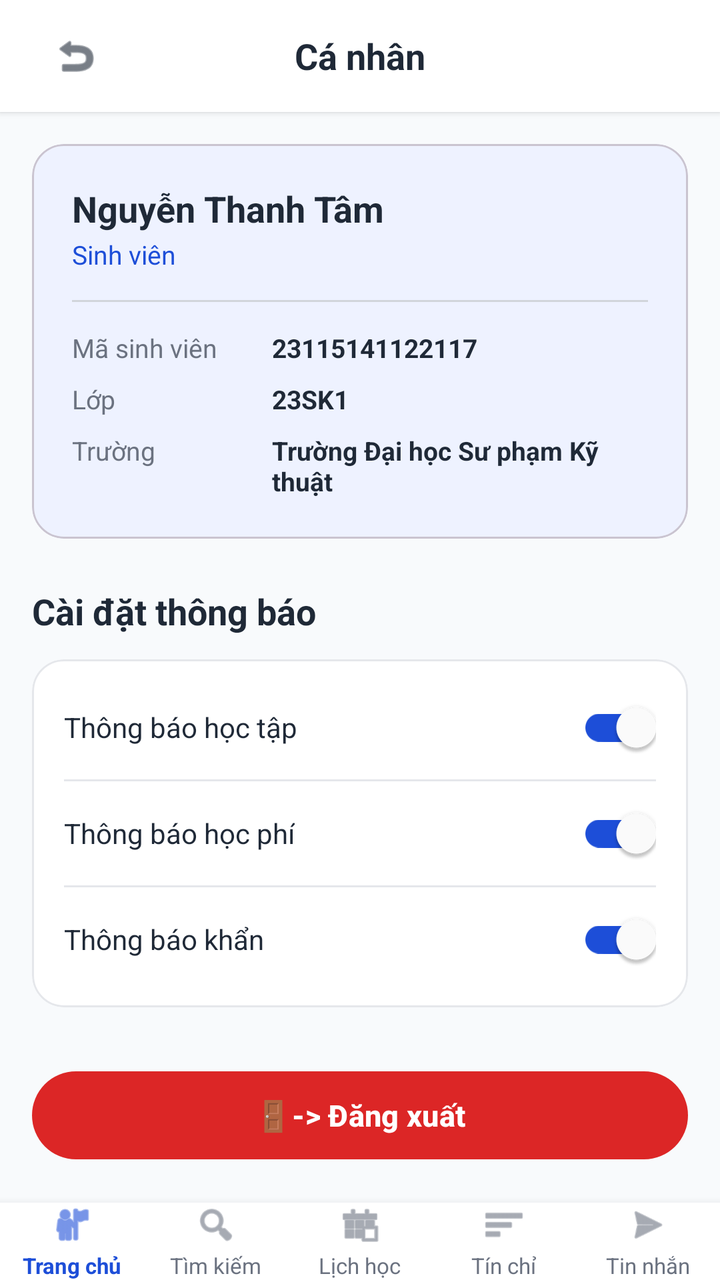
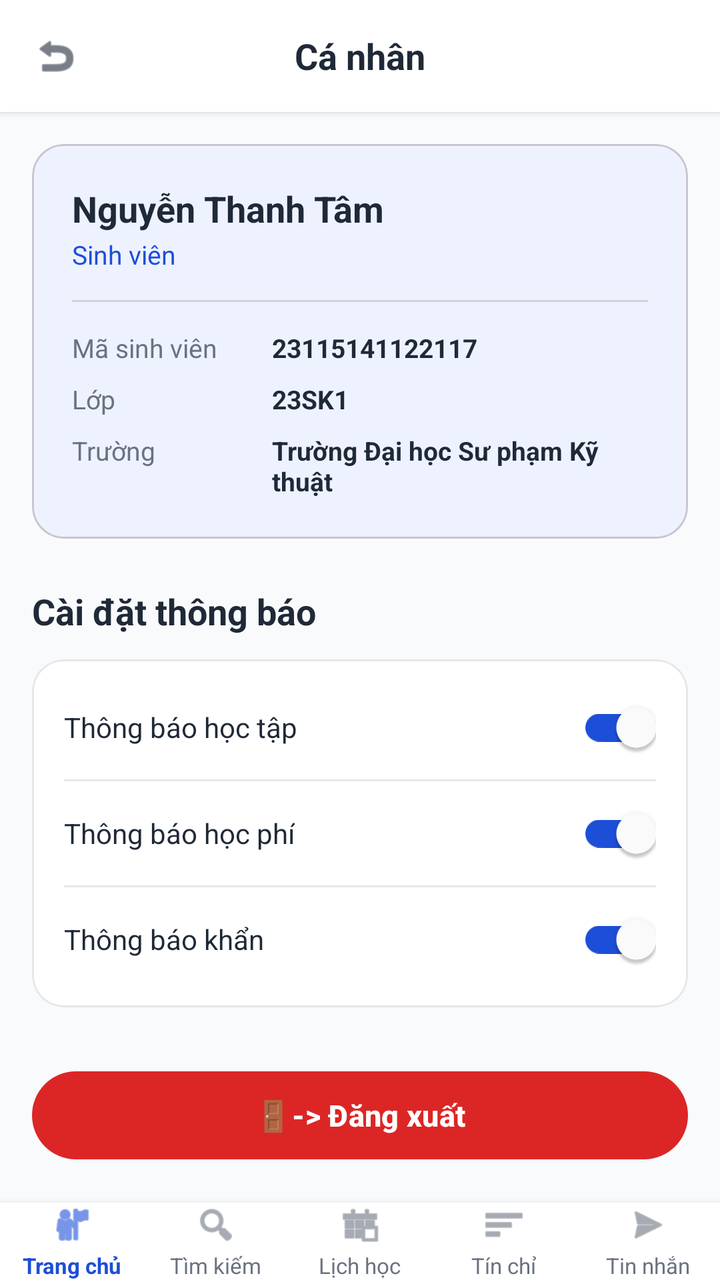

An Android layout rendered at two revisions. The XML below is the earlier revision; the diff shows what the commit changed to produce the second picture.
<!-- AndroidManifest.xml: application theme Theme.XayDung -->
<!-- res/layout/activity_ca_nhan.xml -->
<?xml version="1.0" encoding="utf-8"?>
<RelativeLayout xmlns:android="http://schemas.android.com/apk/res/android"
    xmlns:app="http://schemas.android.com/apk/res-auto"
    android:layout_width="match_parent"
    android:layout_height="match_parent"
    android:background="@color/figma_bg">

    
    <RelativeLayout
        android:id="@+id/headerToolbar"
        android:layout_width="match_parent"
        android:layout_height="56dp"
        android:paddingHorizontal="16dp"
        android:background="@color/white"
        android:elevation="2dp">

        <ImageView
            android:id="@+id/btnBack"
            android:layout_width="44dp"
            android:layout_height="44dp"
            android:layout_centerVertical="true"
            android:padding="10dp"
            android:clickable="true"
            android:focusable="true"
            android:background="?attr/selectableItemBackgroundBorderless"
            android:src="@android:drawable/ic_menu_revert"
            android:contentDescription="Back"
            app:tint="@color/figma_text_primary" />

        <TextView
            android:layout_width="wrap_content"
            android:layout_height="wrap_content"
            android:layout_centerInParent="true"
            android:text="Cá nhân"
            android:textColor="@color/figma_text_primary"
            android:textSize="18sp"
            android:textStyle="bold" />
    </RelativeLayout>

    <ScrollView
        android:layout_width="match_parent"
        android:layout_height="match_parent"
        android:layout_below="@id/headerToolbar"
        android:layout_above="@id/bottomNavigation"
        android:fillViewport="true">

        <LinearLayout
            android:layout_width="match_parent"
            android:layout_height="wrap_content"
            android:orientation="vertical"
            android:padding="16dp">

            
            <com.google.android.material.card.MaterialCardView
                android:layout_width="match_parent"
                android:layout_height="wrap_content"
                android:layout_marginBottom="24dp"
                app:cardCornerRadius="16dp"
                app:cardElevation="0dp"
                app:cardBackgroundColor="@color/figma_blue_light">

                <LinearLayout
                    android:layout_width="match_parent"
                    android:layout_height="wrap_content"
                    android:orientation="vertical"
                    android:padding="20dp">

                    <TextView
                        android:id="@+id/tvProfileName"
                        android:layout_width="wrap_content"
                        android:layout_height="wrap_content"
                        android:text="Nguyễn Thanh Tâm"
                        android:textColor="@color/figma_text_primary"
                        android:textSize="18sp"
                        android:textStyle="bold" />

                    <TextView
                        android:layout_width="wrap_content"
                        android:layout_height="wrap_content"
                        android:layout_marginTop="2dp"
                        android:text="Sinh viên"
                        android:textColor="@color/figma_blue"
                        android:textSize="13sp" />

                    <View
                        android:layout_width="match_parent"
                        android:layout_height="1dp"
                        android:layout_marginVertical="14dp"
                        android:background="#D1D5DB" />

                    <LinearLayout
                        android:layout_width="match_parent"
                        android:layout_height="wrap_content"
                        android:orientation="horizontal"
                        android:layout_marginBottom="8dp">

                        <TextView
                            android:layout_width="100dp"
                            android:layout_height="wrap_content"
                            android:text="Mã sinh viên"
                            android:textColor="@color/figma_text_secondary"
                            android:textSize="13sp" />

                        <TextView
                            android:id="@+id/tvProfileStudentId"
                            android:layout_width="wrap_content"
                            android:layout_height="wrap_content"
                            android:text="23115141122117"
                            android:textColor="@color/figma_text_primary"
                            android:textSize="13sp"
                            android:textStyle="bold" />
                    </LinearLayout>

                    <LinearLayout
                        android:layout_width="match_parent"
                        android:layout_height="wrap_content"
                        android:orientation="horizontal"
                        android:layout_marginBottom="8dp">

                        <TextView
                            android:layout_width="100dp"
                            android:layout_height="wrap_content"
                            android:text="Lớp"
                            android:textColor="@color/figma_text_secondary"
                            android:textSize="13sp" />

                        <TextView
                            android:layout_width="wrap_content"
                            android:layout_height="wrap_content"
                            android:text="23SK1"
                            android:textColor="@color/figma_text_primary"
                            android:textSize="13sp"
                            android:textStyle="bold" />
                    </LinearLayout>

                    <LinearLayout
                        android:layout_width="match_parent"
                        android:layout_height="wrap_content"
                        android:orientation="horizontal">

                        <TextView
                            android:layout_width="100dp"
                            android:layout_height="wrap_content"
                            android:text="Trường"
                            android:textColor="@color/figma_text_secondary"
                            android:textSize="13sp" />

                        <TextView
                            android:layout_width="wrap_content"
                            android:layout_height="wrap_content"
                            android:text="Trường Đại học Sư phạm Kỹ thuật"
                            android:textColor="@color/figma_text_primary"
                            android:textSize="13sp"
                            android:textStyle="bold" />
                    </LinearLayout>

                </LinearLayout>
            </com.google.android.material.card.MaterialCardView>

            
            <TextView
                android:layout_width="wrap_content"
                android:layout_height="wrap_content"
                android:layout_marginBottom="12dp"
                android:text="Cài đặt thông báo"
                android:textColor="@color/figma_text_primary"
                android:textSize="18sp"
                android:textStyle="bold" />

            
            <com.google.android.material.card.MaterialCardView
                android:layout_width="match_parent"
                android:layout_height="wrap_content"
                android:layout_marginBottom="28dp"
                app:cardCornerRadius="16dp"
                app:cardElevation="0dp"
                app:cardBackgroundColor="@color/white"
                app:strokeColor="@color/figma_card_border"
                app:strokeWidth="1dp">

                <LinearLayout
                    android:layout_width="match_parent"
                    android:layout_height="wrap_content"
                    android:orientation="vertical"
                    android:paddingHorizontal="16dp"
                    android:paddingVertical="8dp">

                    <RelativeLayout
                        android:layout_width="match_parent"
                        android:layout_height="52dp">

                        <TextView
                            android:layout_width="wrap_content"
                            android:layout_height="wrap_content"
                            android:layout_centerVertical="true"
                            android:text="Thông báo học tập"
                            android:textColor="@color/figma_text_primary"
                            android:textSize="14sp" />

                        <com.google.android.material.switchmaterial.SwitchMaterial
                            android:layout_width="wrap_content"
                            android:layout_height="wrap_content"
                            android:layout_alignParentEnd="true"
                            android:layout_centerVertical="true"
                            android:checked="true"
                            app:thumbTint="@color/white"
                            app:trackTint="@color/figma_blue" />
                    </RelativeLayout>

                    <View
                        android:layout_width="match_parent"
                        android:layout_height="1dp"
                        android:background="@color/figma_card_border" />

                    <RelativeLayout
                        android:layout_width="match_parent"
                        android:layout_height="52dp">

                        <TextView
                            android:layout_width="wrap_content"
                            android:layout_height="wrap_content"
                            android:layout_centerVertical="true"
                            android:text="Thông báo học phí"
                            android:textColor="@color/figma_text_primary"
                            android:textSize="14sp" />

                        <com.google.android.material.switchmaterial.SwitchMaterial
                            android:layout_width="wrap_content"
                            android:layout_height="wrap_content"
                            android:layout_alignParentEnd="true"
                            android:layout_centerVertical="true"
                            android:checked="true"
                            app:thumbTint="@color/white"
                            app:trackTint="@color/figma_blue" />
                    </RelativeLayout>

                    <View
                        android:layout_width="match_parent"
                        android:layout_height="1dp"
                        android:background="@color/figma_card_border" />

                    <RelativeLayout
                        android:layout_width="match_parent"
                        android:layout_height="52dp">

                        <TextView
                            android:layout_width="wrap_content"
                            android:layout_height="wrap_content"
                            android:layout_centerVertical="true"
                            android:text="Thông báo khẩn"
                            android:textColor="@color/figma_text_primary"
                            android:textSize="14sp" />

                        <com.google.android.material.switchmaterial.SwitchMaterial
                            android:layout_width="wrap_content"
                            android:layout_height="wrap_content"
                            android:layout_alignParentEnd="true"
                            android:layout_centerVertical="true"
                            android:checked="true"
                            app:thumbTint="@color/white"
                            app:trackTint="@color/figma_blue" />
                    </RelativeLayout>

                </LinearLayout>
            </com.google.android.material.card.MaterialCardView>

            
            <com.google.android.material.button.MaterialButton
                android:id="@+id/btnLogout"
                android:layout_width="match_parent"
                android:layout_height="52dp"
                android:text="🚪-> Đăng xuất"
                android:textSize="15sp"
                android:textStyle="bold"
                app:cornerRadius="26dp"
                app:backgroundTint="@color/red_logout" />

        </LinearLayout>
    </ScrollView>

    <include
        android:id="@+id/bottomNavigation"
        layout="@layout/layout_bottom_nav"
        android:layout_width="match_parent"
        android:layout_height="wrap_content"
        android:layout_alignParentBottom="true" />

</RelativeLayout>
<!-- res/layout/layout_bottom_nav.xml (included above) -->
<?xml version="1.0" encoding="utf-8"?>
<LinearLayout xmlns:android="http://schemas.android.com/apk/res/android"
    xmlns:app="http://schemas.android.com/apk/res-auto"
    android:layout_width="match_parent"
    android:layout_height="64dp"
    android:background="@color/white"
    android:elevation="8dp"
    android:orientation="horizontal"
    android:gravity="center_vertical">

    
    <LinearLayout
        android:id="@+id/navHome"
        android:layout_width="0dp"
        android:layout_height="match_parent"
        android:layout_weight="1"
        android:gravity="center"
        android:orientation="vertical"
        android:clickable="true"
        android:focusable="true">

        <ImageView
            android:id="@+id/iconHome"
            android:layout_width="22dp"
            android:layout_height="22dp"
            android:src="@android:drawable/ic_menu_myplaces"
            android:contentDescription="Trang chủ"
            app:tint="@color/figma_blue" />

        <TextView
            android:id="@+id/textHome"
            android:layout_width="wrap_content"
            android:layout_height="wrap_content"
            android:layout_marginTop="2dp"
            android:text="Trang chủ"
            android:textColor="@color/figma_blue"
            android:textSize="11sp"
            android:textStyle="bold" />
    </LinearLayout>

    
    <LinearLayout
        android:id="@+id/navSearch"
        android:layout_width="0dp"
        android:layout_height="match_parent"
        android:layout_weight="1"
        android:gravity="center"
        android:orientation="vertical"
        android:clickable="true"
        android:focusable="true">

        <ImageView
            android:id="@+id/iconSearch"
            android:layout_width="22dp"
            android:layout_height="22dp"
            android:src="@android:drawable/ic_menu_search"
            android:contentDescription="Tìm kiếm"
            app:tint="@color/figma_text_secondary" />

        <TextView
            android:id="@+id/textSearch"
            android:layout_width="wrap_content"
            android:layout_height="wrap_content"
            android:layout_marginTop="2dp"
            android:text="Tìm kiếm"
            android:textColor="@color/figma_text_secondary"
            android:textSize="11sp" />
    </LinearLayout>

    
    <LinearLayout
        android:id="@+id/navSchedule"
        android:layout_width="0dp"
        android:layout_height="match_parent"
        android:layout_weight="1"
        android:gravity="center"
        android:orientation="vertical"
        android:clickable="true"
        android:focusable="true">

        <ImageView
            android:id="@+id/iconSchedule"
            android:layout_width="22dp"
            android:layout_height="22dp"
            android:src="@android:drawable/ic_menu_today"
            android:contentDescription="Lịch học"
            app:tint="@color/figma_text_secondary" />

        <TextView
            android:id="@+id/textSchedule"
            android:layout_width="wrap_content"
            android:layout_height="wrap_content"
            android:layout_marginTop="2dp"
            android:text="Lịch học"
            android:textColor="@color/figma_text_secondary"
            android:textSize="11sp" />
    </LinearLayout>

    
    <LinearLayout
        android:id="@+id/navCredit"
        android:layout_width="0dp"
        android:layout_height="match_parent"
        android:layout_weight="1"
        android:gravity="center"
        android:orientation="vertical"
        android:clickable="true"
        android:focusable="true">

        <ImageView
            android:id="@+id/iconCredit"
            android:layout_width="22dp"
            android:layout_height="22dp"
            android:src="@android:drawable/ic_menu_sort_by_size"
            android:contentDescription="Tín chỉ"
            app:tint="@color/figma_text_secondary" />

        <TextView
            android:id="@+id/textCredit"
            android:layout_width="wrap_content"
            android:layout_height="wrap_content"
            android:layout_marginTop="2dp"
            android:text="Tín chỉ"
            android:textColor="@color/figma_text_secondary"
            android:textSize="11sp" />
    </LinearLayout>

    
    <LinearLayout
        android:id="@+id/navMessage"
        android:layout_width="0dp"
        android:layout_height="match_parent"
        android:layout_weight="1"
        android:gravity="center"
        android:orientation="vertical"
        android:clickable="true"
        android:focusable="true">

        <ImageView
            android:id="@+id/iconMessage"
            android:layout_width="22dp"
            android:layout_height="22dp"
            android:src="@android:drawable/ic_menu_send"
            android:contentDescription="Tin nhắn"
            app:tint="@color/figma_text_secondary" />

        <TextView
            android:id="@+id/textMessage"
            android:layout_width="wrap_content"
            android:layout_height="wrap_content"
            android:layout_marginTop="2dp"
            android:text="Tin nhắn"
            android:textColor="@color/figma_text_secondary"
            android:textSize="11sp" />
    </LinearLayout>

</LinearLayout>
<!-- resources referenced by this layout -->
<resources>
  <color name="figma_bg">#F8FAFC</color>
  <color name="figma_blue">#1D4ED8</color>
  <color name="figma_blue_light">#EEF2FF</color>
  <color name="figma_card_border">#E5E7EB</color>
  <color name="figma_text_primary">#1F2937</color>
  <color name="figma_text_secondary">#6B7280</color>
  <color name="red_logout">#DC2626</color>
  <color name="white">#FFFFFFFF</color>
  <style name="Theme.XayDung" parent="Base.Theme.XayDung" />
  <style name="Base.Theme.XayDung" parent="Theme.Material3.DayNight.NoActionBar">
          <item name="colorPrimary">@color/figma_blue</item>
          <item name="colorPrimaryDark">@color/figma_blue_dark</item>
          <item name="colorSecondary">@color/figma_blue</item>
          <item name="android:windowBackground">@color/figma_bg</item>
      </style>
  <color name="figma_blue_dark">#1E40AF</color>
</resources>

<!-- the commit's change to res/layout/activity_ca_nhan.xml (unified diff, before → after) -->
@@ -10,27 +10,35 @@
         android:id="@+id/headerToolbar"
         android:layout_width="match_parent"
         android:layout_height="56dp"
-        android:paddingHorizontal="16dp"
         android:background="@color/white"
         android:elevation="2dp">
 
-        <ImageView
-            android:id="@+id/btnBack"
-            android:layout_width="44dp"
-            android:layout_height="44dp"
+        <FrameLayout
+            android:id="@+id/btnBackContainer"
+            android:layout_width="56dp"
+            android:layout_height="56dp"
+            android:layout_alignParentStart="true"
             android:layout_centerVertical="true"
-            android:padding="10dp"
             android:clickable="true"
             android:focusable="true"
-            android:background="?attr/selectableItemBackgroundBorderless"
-            android:src="@android:drawable/ic_menu_revert"
-            android:contentDescription="Back"
-            app:tint="@color/figma_text_primary" />
+            android:elevation="10dp"
+            android:background="?attr/selectableItemBackgroundBorderless">
+
+            <ImageView
+                android:id="@+id/btnBack"
+                android:layout_width="24dp"
+                android:layout_height="24dp"
+                android:layout_gravity="center"
+                android:src="@android:drawable/ic_menu_revert"
+                android:contentDescription="Back"
+                app:tint="@color/figma_text_primary" />
+        </FrameLayout>
 
         <TextView
             android:layout_width="wrap_content"
             android:layout_height="wrap_content"
             android:layout_centerInParent="true"
+            android:clickable="false"
             android:text="Cá nhân"
             android:textColor="@color/figma_text_primary"
             android:textSize="18sp"
